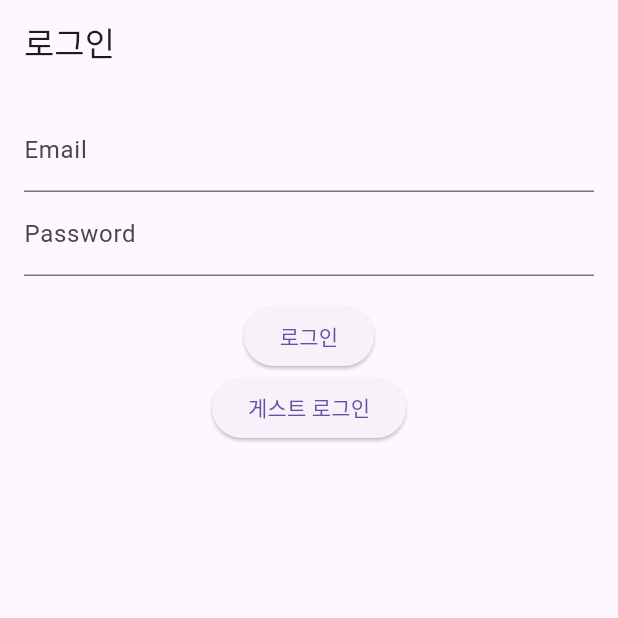
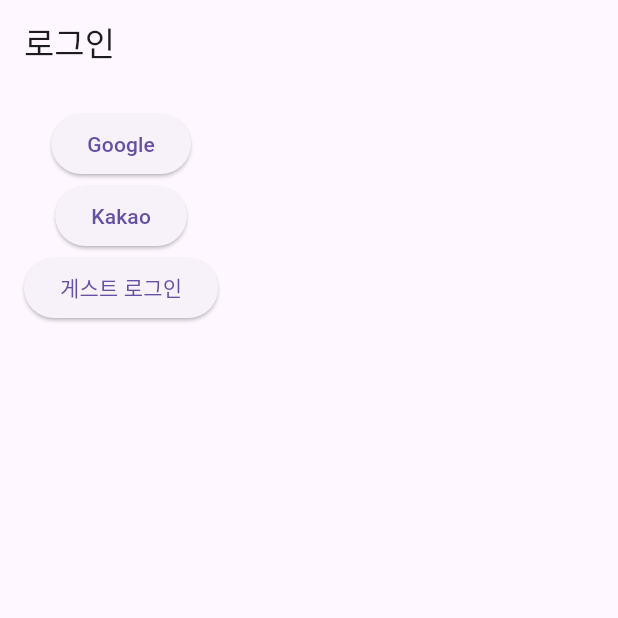
Before and after one commit to NaJunhyeok/build_up, a Flutter app: the screen it shows after launch, on a phone screen of 412 x 824 dp, the top half of it. Run offline on Flutter 3.47's test engine with Material 3 defaults, Android fonts, the phone set to English and light mode, and no system bars; our stand-ins replace flutter_dotenv, flutter_riverpod, fluttertoast, google_sign_in, shared_preferences, supabase_flutter; accounts and stored records are empty.

Commit message:
[mod] 구글 로그인 구현 중

```diff
--- a/lib/main.dart
+++ b/lib/main.dart
@@ -1,4 +1,5 @@
 import 'package:build_up/root/root_screen.dart';
+import 'package:build_up/screens/complate_profile_screen.dart';
 import 'package:flutter/material.dart';
 import 'package:flutter_riverpod/flutter_riverpod.dart';
 import 'package:shared_preferences/shared_preferences.dart';
@@ -24,7 +25,19 @@
   @override
   Widget build(BuildContext context, WidgetRef ref) {
     final user = ref.watch(authProvider);
-
-    return MaterialApp(home: user == null ? LoginScreen() : RootScreen());
+    return MaterialApp(home: const AuthGate());
   }
 }
+
+class AuthGate extends ConsumerWidget {
+  const AuthGate({super.key});
+  @override
+  Widget build(BuildContext context, WidgetRef ref) {
+    final user = ref.watch(authProvider); // AppUser? (로그인 후 set)
+    if (user == null) return const LoginScreen();
+    if (user.nickname == null || user.nickname!.isEmpty) {
+      return const CompleteProfileScreen();
+    }
+    return const RootScreen();
+  }
+}
--- a/lib/models/user_model.dart
+++ b/lib/models/user_model.dart
@@ -1,25 +1,36 @@
 class AppUser {
+  final String uid;
   final String email;
   final String name;
-  final String phone;
   final String nickname;
+  final String profileImage;
+  final DateTime created;
   final DateTime lastLogin;
+  final String role;
+
+  bool get isAdmin => role == 'admin';
 
   AppUser({
+    required this.uid,
     required this.email,
     required this.name,
-    required this.phone,
     required this.nickname,
+    required this.profileImage,
+    required this.created,
     required this.lastLogin,
+    required this.role,
   });
 
   factory AppUser.fromJson(Map<String, dynamic> json) {
     return AppUser(
+      uid: json['uid'],
       email: json['email'],
       name: json['name'],
-      phone: json['phone'],
       nickname: json['nickname'],
+      profileImage: json['profile_image'],
+      created: DateTime.parse(json['created_at']),
       lastLogin: DateTime.parse(json['last_login']),
+      role: json['role'],
     );
   }
 }
--- a/lib/root/root_screen.dart
+++ b/lib/root/root_screen.dart
@@ -1,4 +1,5 @@
 import 'package:build_up/screens/home_screen.dart';
+import 'package:build_up/screens/setting_screen.dart';
 import 'package:flutter/material.dart';
 import 'package:flutter_riverpod/flutter_riverpod.dart';
 import 'bottom_nav_provider.dart';
@@ -12,7 +13,7 @@
     final screens = [
       const HomeScreen(),
       // const SearchScreen(),
-      // const SettingsScreen(),
+      const SettingsScreen(),
     ];
 
     return Scaffold(
@@ -23,7 +24,7 @@
         items: const [
           BottomNavigationBarItem(icon: Icon(Icons.home), label: '홈'),
           // BottomNavigationBarItem(icon: Icon(Icons.search), label: '검색'),
-          // BottomNavigationBarItem(icon: Icon(Icons.settings), label: '설정'),
+          BottomNavigationBarItem(icon: Icon(Icons.settings), label: '설정'),
         ],
       ),
     );
--- a/lib/screens/login_screen.dart
+++ b/lib/screens/login_screen.dart
@@ -1,3 +1,7 @@
+import 'package:build_up/root/guest_screen.dart';
+import 'package:build_up/root/root_screen.dart';
+import 'package:build_up/screens/home_screen.dart';
+import 'package:build_up/utils/toast_message.dart';
 import 'package:flutter/material.dart';
 import 'package:flutter_riverpod/flutter_riverpod.dart';
 import '../providers/auth_provider.dart';
@@ -10,14 +14,31 @@
 }
 
 class _LoginScreenState extends ConsumerState<LoginScreen> {
-  final emailCtrl = TextEditingController();
-  final pwCtrl = TextEditingController();
-
   String? error;
 
   @override
   Widget build(BuildContext context) {
     final auth = ref.watch(authProvider);
+    Future<void> _handleGoogle() async {
+      // 로딩 중복 방지 등 필요하면 여기에 가드 추가
+      final ok = await ref.read(authProvider.notifier).loginWithGoogle();
+
+      if (!context.mounted) return;
+      if (ok) {
+        ScaffoldMessenger.of(
+          context,
+        ).showSnackBar(const SnackBar(content: Text('Google 로그인 완료')));
+        // 필요 시 메인 화면으로 이동
+        Navigator.of(context).pushAndRemoveUntil(
+          MaterialPageRoute(builder: (_) => const RootScreen()),
+          (_) => false,
+        );
+      } else {
+        ScaffoldMessenger.of(
+          context,
+        ).showSnackBar(const SnackBar(content: Text('Google 로그인 실패')));
+      }
+    }
 
     return Scaffold(
       appBar: AppBar(title: Text("로그인")),
@@ -25,36 +46,17 @@
         padding: const EdgeInsets.all(16.0),
         child: Column(
           children: [
-            TextField(
-              controller: emailCtrl,
-              decoration: InputDecoration(labelText: 'Email'),
-            ),
-            TextField(
-              controller: pwCtrl,
-              decoration: InputDecoration(labelText: 'Password'),
-              obscureText: true,
-            ),
-            SizedBox(height: 16),
-            if (error != null)
-              Text(error!, style: TextStyle(color: Colors.red)),
+            ElevatedButton(onPressed: _handleGoogle, child: Text("Google")),
+            ElevatedButton(onPressed: () async {}, child: Text("Kakao")),
             ElevatedButton(
               onPressed: () async {
-                final success = await ref
-                    .read(authProvider.notifier)
-                    .login(emailCtrl.text.trim(), pwCtrl.text.trim());
-
-                if (!success) {
-                  setState(() => error = "이메일 또는 비밀번호가 틀렸습니다");
-                } else {
-                  setState(() => error = null);
-                  if (mounted) {
-                    Navigator.pushReplacementNamed(context, '/home');
-                  }
-                }
+                Navigator.push(
+                  context,
+                  MaterialPageRoute(builder: (_) => const GuestScreen()),
+                );
               },
-              child: Text("로그인"),
+              child: Text("게스트 로그인"),
             ),
-            ElevatedButton(onPressed: () async {}, child: Text("게스트 로그인")),
           ],
         ),
       ),
--- a/pubspec.yaml
+++ b/pubspec.yaml
@@ -55,6 +55,8 @@
   flutter_dotenv: ^5.2.1
 
   shared_preferences: ^2.2.2
+
+  google_sign_in: ^7.1.1
 
 dev_dependencies:
   flutter_test:
```
Also changed, not shown: lib/providers/auth_provider.dart (+105 -25 lines), lib/screens/complate_profile_screen.dart (added, +120 -0 lines), lib/screens/setting_screen.dart (added, +159 -0 lines), pubspec.lock, 3 other files.
